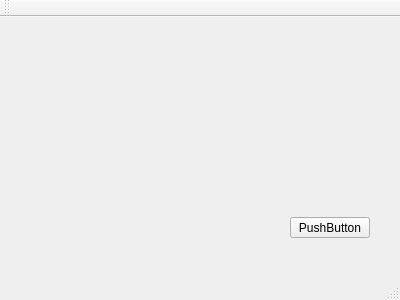
Above: Desktop App/TwoKey/mainwindow.ui from Satharus/TwoKey before the change. Below: the same form after it.
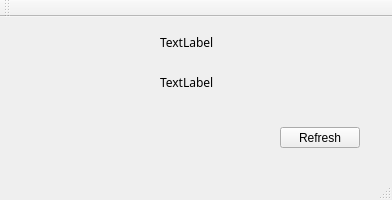
That is the form after the change.

Commit message: Added the value sending/receiving to the GUI.

Diff of the .ui file:
```diff
--- a/Desktop App/TwoKey/mainwindow.ui
+++ b/Desktop App/TwoKey/mainwindow.ui
@@ -6,8 +6,8 @@
    <rect>
     <x>0</x>
     <y>0</y>
-    <width>400</width>
-    <height>300</height>
+    <width>392</width>
+    <height>200</height>
    </rect>
   </property>
   <property name="windowTitle">
@@ -17,8 +17,8 @@
    <widget class="QLabel" name="statusLabel">
     <property name="geometry">
      <rect>
-      <x>120</x>
-      <y>50</y>
+      <x>20</x>
+      <y>10</y>
       <width>131</width>
       <height>121</height>
      </rect>
@@ -33,14 +33,50 @@
    <widget class="QPushButton" name="pushButton">
     <property name="geometry">
      <rect>
-      <x>290</x>
-      <y>200</y>
+      <x>280</x>
+      <y>110</y>
       <width>80</width>
       <height>21</height>
      </rect>
     </property>
     <property name="text">
-     <string>PushButton</string>
+     <string>Refresh</string>
+    </property>
+   </widget>
+   <widget class="QLabel" name="sentValue">
+    <property name="geometry">
+     <rect>
+      <x>160</x>
+      <y>10</y>
+      <width>231</width>
+      <height>31</height>
+     </rect>
+    </property>
+    <property name="font">
+     <font>
+      <family>Source Code Pro</family>
+     </font>
+    </property>
+    <property name="text">
+     <string>TextLabel</string>
+    </property>
+   </widget>
+   <widget class="QLabel" name="response">
+    <property name="geometry">
+     <rect>
+      <x>160</x>
+      <y>50</y>
+      <width>231</width>
+      <height>31</height>
+     </rect>
+    </property>
+    <property name="font">
+     <font>
+      <family>Source Code Pro</family>
+     </font>
+    </property>
+    <property name="text">
+     <string>TextLabel</string>
     </property>
    </widget>
   </widget>
```
Left out of the diff: 4 changed lines with no effect on the pictures. The commit also changes 3 other files.
